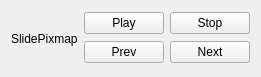
The window that advancedslideshow/ui/slideplaybackwidget.ui (KDE/kipi-plugins) describes before a commit, drawn with Qt 5.
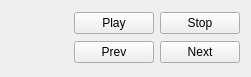
The same window after the commit.

Commit message: Fix bug #266906  "a few widget titles should not be translatable"

The edit to the form file:
```diff
--- a/advancedslideshow/ui/slideplaybackwidget.ui
+++ b/advancedslideshow/ui/slideplaybackwidget.ui
@@ -19,7 +19,6 @@
    <item>
     <widget class="QLabel" name="m_slideLabel" >
      <property name="text" >
-      <string>SlidePixmap</string>
      </property>
     </widget>
    </item>
```
The commit also changes 4 other files.
